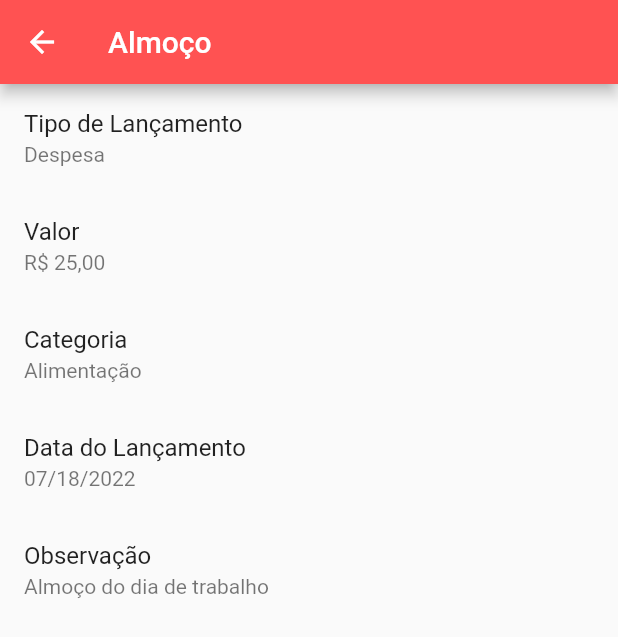
After one commit to dcvieira/financas_pessoais, a Flutter app: the TransacoesListaPage screen opened directly, after a tap on "Almoço", on a phone screen of 412 x 824 dp. The commit adds this screen. Shown: the top 637 px of the screen. Run offline on Flutter 3.47's test engine with Material 2 defaults, Android fonts, the phone set to English and light mode, and no system bars.

Commit message:
add Pagina de detalhes

```diff
--- a/lib/components/transacao_list_item.dart
+++ b/lib/components/transacao_list_item.dart
@@ -36,6 +36,10 @@ class TransacaoListItem extends StatelessWidget {
               : Colors.green,
         ),
       ),
+      onTap: () {
+        Navigator.pushNamed(context, '/transacao-detalhes',
+            arguments: transacao);
+      },
     );
   }
 }
--- a/lib/main.dart
+++ b/lib/main.dart
@@ -1,4 +1,5 @@
 import 'package:financas_pessoais/pages/home_page.dart';
+import 'package:financas_pessoais/pages/transacao_detalhes_page.dart';
 import 'package:flutter/material.dart';
 
 void main() {
@@ -17,7 +18,11 @@ class MyApp extends StatelessWidget {
       theme: ThemeData(
         primarySwatch: Colors.blue,
       ),
-      home: const HomePage(),
+      routes: {
+        '/': (context) => const HomePage(),
+        '/transacao-detalhes': (context) => const TransacaoDetalhesPage(),
+      },
+      initialRoute: '/',
     );
   }
 }
--- /dev/null
+++ b/lib/pages/transacao_detalhes_page.dart
@@ -0,0 +1,52 @@
+import 'package:financas_pessoais/models/tipo_lancamento.dart';
+import 'package:financas_pessoais/models/transacao.dart';
+import 'package:flutter/material.dart';
+import 'package:intl/intl.dart';
+
+class TransacaoDetalhesPage extends StatelessWidget {
+  const TransacaoDetalhesPage({Key? key}) : super(key: key);
+
+  @override
+  Widget build(BuildContext context) {
+    final transacao = ModalRoute.of(context)!.settings.arguments as Transacao;
+
+    return Scaffold(
+      appBar: AppBar(
+        backgroundColor: transacao.tipoTransacao == TipoTransacao.despesa
+            ? Colors.redAccent
+            : Colors.greenAccent,
+        title: Text(transacao.descricao),
+      ),
+      body: SingleChildScrollView(
+        child: Column(
+          children: [
+            ListTile(
+              title: const Text('Tipo de Lançamento'),
+              subtitle: Text(transacao.tipoTransacao == TipoTransacao.receita
+                  ? 'Receita'
+                  : 'Despesa'),
+            ),
+            ListTile(
+              title: const Text('Valor'),
+              subtitle: Text(NumberFormat.simpleCurrency(locale: 'pt_BR')
+                  .format(transacao.valor)),
+            ),
+            ListTile(
+              title: const Text('Categoria'),
+              subtitle: Text(transacao.categoria.categoriaDescricao),
+            ),
+            ListTile(
+              title: const Text('Data do Lançamento'),
+              subtitle: Text(DateFormat('MM/dd/yyyy').format(transacao.data)),
+            ),
+            ListTile(
+              title: const Text('Observação'),
+              subtitle: Text(
+                  transacao.observacao.isEmpty ? '-' : transacao.observacao),
+            ),
+          ],
+        ),
+      ),
+    );
+  }
+}
```
